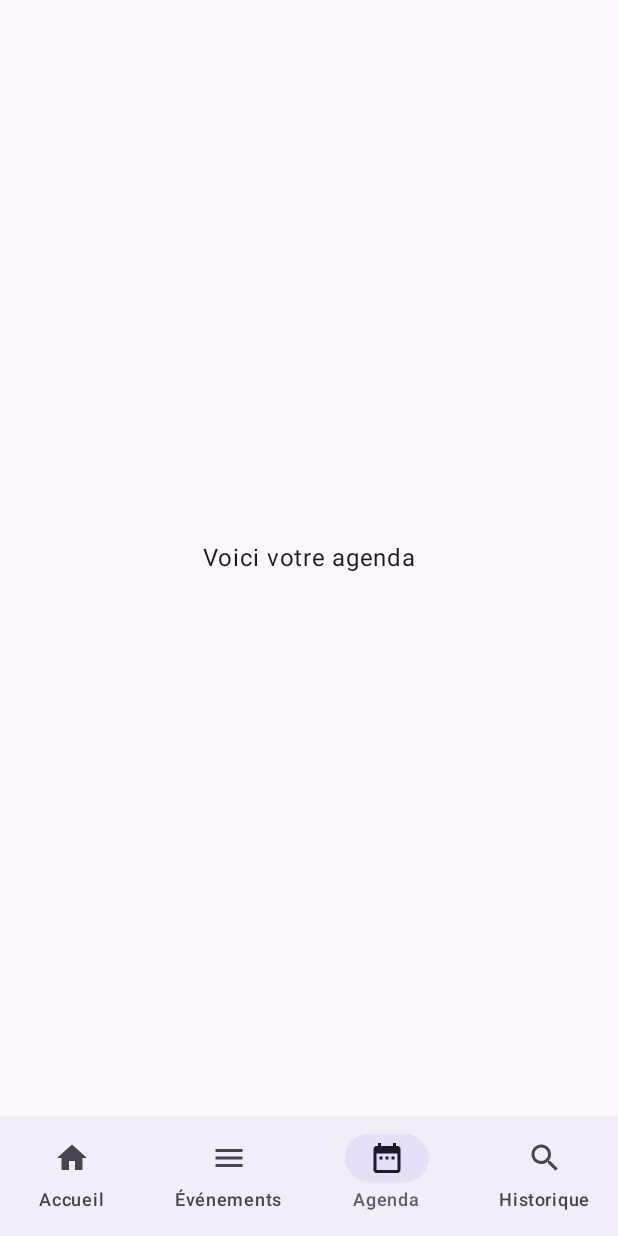
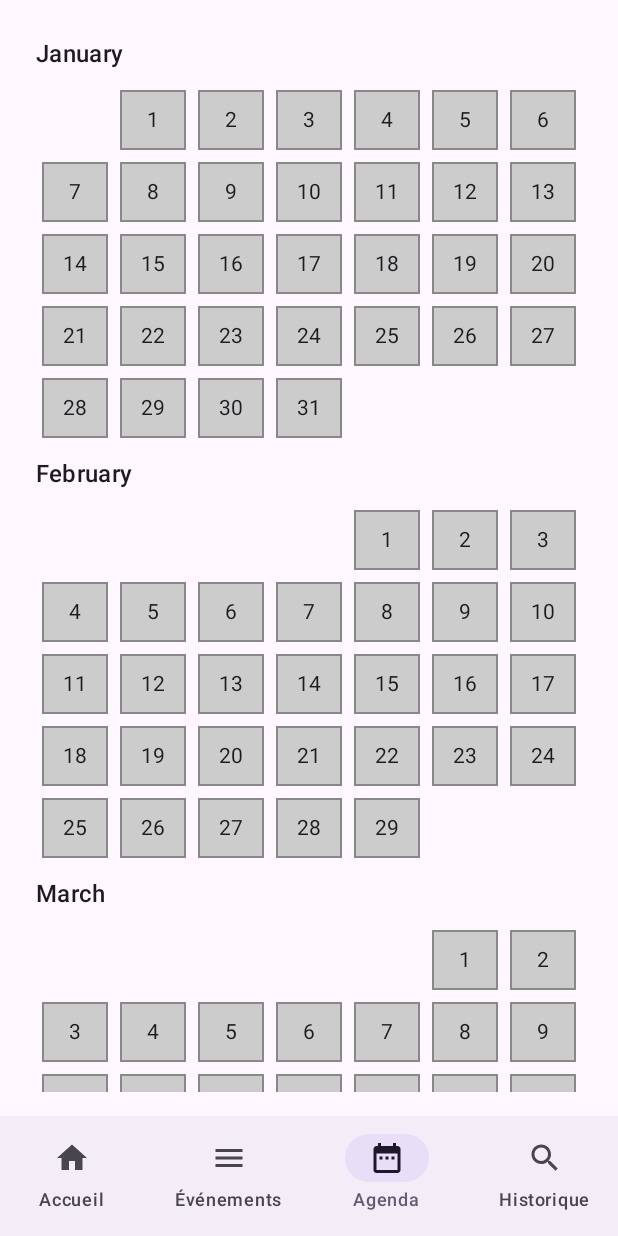
Before and after one commit to TheMisterPanda/ISENSmartCompanion, an Android app built with Jetpack Compose: the screen it shows after launch (MainActivity), item 3 of the bottom bar chosen, on a phone screen of 412 x 824 dp. Run offline under Robolectric (Android 15) with nearby library versions, the phone set to English and light mode, and no system bars; our stand-ins replace Room's generated code; libraries missing offline, so code that uses them is left out: com.google.ai.client.

Commit message:
Last Part

```diff
--- a/app/build.gradle.kts
+++ b/app/build.gradle.kts
@@ -81,4 +81,8 @@ dependencies {
 
     // Kotlin coroutines et Flow
     implementation (libs.kotlinx.coroutines.core)
+
+    implementation (libs.ui)
+    implementation (libs.androidx.material)
+    implementation (libs.ui.tooling.preview)
 }
--- a/app/src/main/java/fr/isen/beucher/isensmartcompanion/Agenda.kt
+++ b/app/src/main/java/fr/isen/beucher/isensmartcompanion/Agenda.kt
@@ -1,19 +1,131 @@
 package fr.isen.beucher.isensmartcompanion
 
-import androidx.compose.foundation.layout.Box
-import androidx.compose.foundation.layout.fillMaxSize
+import android.annotation.SuppressLint
+import androidx.compose.foundation.background
+import androidx.compose.foundation.border
+import androidx.compose.foundation.clickable
+import androidx.compose.foundation.layout.*
+import androidx.compose.foundation.lazy.grid.GridCells
+import androidx.compose.foundation.lazy.grid.LazyVerticalGrid
+import androidx.compose.foundation.lazy.grid.items
 import androidx.compose.material3.MaterialTheme
 import androidx.compose.material3.Text
-import androidx.compose.runtime.Composable
+import androidx.compose.runtime.*
 import androidx.compose.ui.Alignment
 import androidx.compose.ui.Modifier
+import androidx.compose.ui.graphics.Color
+import androidx.compose.ui.text.style.TextAlign
+import androidx.compose.ui.unit.dp
+import androidx.compose.ui.unit.sp
+import java.time.LocalDate
+import java.time.Month
+import java.time.format.DateTimeFormatter
+
+@SuppressLint("NewApi")
+@Composable
+fun Agenda() {
+    var selectedDate by remember { mutableStateOf<LocalDate?>(null) }
+
+    Column(modifier = Modifier.fillMaxSize().padding(16.dp)) {
+        selectedDate?.let {
+            Text(
+                text = "Date sélectionnée : ${it.format(DateTimeFormatter.ofPattern("dd MMMM yyyy"))}",
+                style = MaterialTheme.typography.bodyLarge,
+                modifier = Modifier.padding(bottom = 16.dp)
+            )
+        }
+
+        CalendarView { date ->
+            selectedDate = date
+        }
+    }
+}
 
 @Composable
-fun Agenda() {
+fun CalendarView(onDaySelected: (LocalDate?) -> Unit) {
+    val months = generateYear2024()
+
+    Column(modifier = Modifier.fillMaxSize()) {
+        months.forEach { (month, dates) ->
+            Text(
+                text = month,
+                style = MaterialTheme.typography.titleMedium,
+                modifier = Modifier.padding(8.dp)
+            )
+
+            LazyVerticalGrid(
+                columns = GridCells.Fixed(7), // 7 jours par semaine
+                modifier = Modifier.padding(horizontal = 8.dp)
+            ) {
+                items(dates) { date ->
+                    DayItem(date) { selectedDate ->
+                        onDaySelected(selectedDate)
+                    }
+                }
+            }
+        }
+    }
+}
+
+@SuppressLint("NewApi")
+@Composable
+fun DayItem(date: LocalDate?, onDayClick: (LocalDate?) -> Unit) {
     Box(
-        modifier = Modifier.fillMaxSize(),
+        modifier = Modifier
+            .size(48.dp) // Taille fixe pour chaque case du calendrier
+            .padding(4.dp)
+            .background(if (date != null) Color.LightGray else Color.Transparent)
+            .border(1.dp, if (date != null) Color.Gray else Color.Transparent)
+            .clickable { onDayClick(date) }, // Rendre chaque jour cliquable
         contentAlignment = Alignment.Center
     ) {
-        Text("Voici votre agenda", style = MaterialTheme.typography.bodyLarge)
+        if (date != null) {
+            Text(
+                text = date.dayOfMonth.toString(),
+                fontSize = 14.sp,
+                textAlign = TextAlign.Center
+            )
+        }
     }
 }
+
+@SuppressLint("NewApi")
+fun generateYear2024(): List<Pair<String, List<LocalDate?>>> {
+    val months = listOf(
+        Month.JANUARY to 31,
+        Month.FEBRUARY to 29,
+        Month.MARCH to 31,
+        Month.APRIL to 30,
+        Month.MAY to 31,
+        Month.JUNE to 30,
+        Month.JULY to 31,
+        Month.AUGUST to 31,
+        Month.SEPTEMBER to 30,
+        Month.OCTOBER to 31,
+        Month.NOVEMBER to 30,
+        Month.DECEMBER to 31
+    )
+
+    return months.map { (month, daysInMonth) ->
+        val firstDayOfMonth = LocalDate.of(2024, month, 1)
+        val firstDayOfWeek = firstDayOfMonth.dayOfWeek.value % 7 // 0 pour dimanche, 6 pour samedi
+        val totalCells = firstDayOfWeek + daysInMonth
+
+        val dates = mutableListOf<LocalDate?>()
+
+        // Ajouter des jours vides pour aligner le début du mois
+        repeat(firstDayOfWeek) { dates.add(null) }
+
+        // Ajouter les dates du mois
+        dates.addAll((1..daysInMonth).map { day ->
+            LocalDate.of(2024, month, day)
+        })
+
+        // Ajouter des jours vides pour aligner la fin du mois (optionnel, pour un design plus carré)
+        while (dates.size % 7 != 0) {
+            dates.add(null)
+        }
+
+        month.name.lowercase().replaceFirstChar { it.uppercase() } to dates
+    }
+}
--- a/app/src/main/java/fr/isen/beucher/isensmartcompanion/MainActivity.kt
+++ b/app/src/main/java/fr/isen/beucher/isensmartcompanion/MainActivity.kt
@@ -1,8 +1,10 @@
 package fr.isen.beucher.isensmartcompanion
 
 import android.os.Bundle
+import android.widget.Toast
 import androidx.activity.ComponentActivity
 import androidx.activity.compose.setContent
+import androidx.activity.result.contract.ActivityResultContracts
 import androidx.compose.foundation.layout.padding
 import androidx.compose.material.icons.Icons
 import androidx.compose.material.icons.filled.DateRange
--- a/gradle/libs.versions.toml
+++ b/gradle/libs.versions.toml
@@ -12,6 +12,7 @@ lifecycleRuntimeKtx = "2.8.7"
 activityCompose = "1.9.3"
 composeBom = "2024.11.00"
 lifecycleViewmodelKtx = "2.8.7"
+material = "1.7.5"
 navVersion = "2.8.4"
 roomCompiler = "2.5.0"
 roomRuntime = "2.6.1"
@@ -19,10 +20,13 @@ secretsGradlePlugin = "2.0.1"
 transportApi = "4.0.0"
 roomCommon = "2.6.1"
 roomKtx = "2.6.1"
+ui = "1.7.5"
+uiToolingPreview = "1.7.5"
 
 [libraries]
 androidx-core-ktx = { group = "androidx.core", name = "core-ktx", version.ref = "coreKtx" }
 androidx-lifecycle-viewmodel-ktx = { module = "androidx.lifecycle:lifecycle-viewmodel-ktx", version.ref = "lifecycleViewmodelKtx" }
+androidx-material = { module = "androidx.compose.material:material", version.ref = "material" }
 androidx-navigation-compose = { module = "androidx.navigation:navigation-compose", version.ref = "navVersion" }
 androidx-room-compiler = { module = "androidx.room:room-compiler", version.ref = "roomRuntime" }
 androidx-room-compiler-v250 = { module = "androidx.room:room-compiler", version.ref = "roomCompiler" }
@@ -49,6 +53,8 @@ secrets-gradle-plugin = { module = "com.google.android.libraries.mapsplatform.se
 transport-api = { group = "com.google.android.datatransport", name = "transport-api", version.ref = "transportApi" }
 androidx-room-common = { group = "androidx.room", name = "room-common", version.ref = "roomCommon" }
 androidx-room-ktx = { group = "androidx.room", name = "room-ktx", version.ref = "roomKtx" }
+ui = { module = "androidx.compose.ui:ui", version.ref = "ui" }
+ui-tooling-preview = { module = "androidx.compose.ui:ui-tooling-preview", version.ref = "uiToolingPreview" }
 
 [plugins]
 android-application = { id = "com.android.application", version.ref = "agp" }
```
Also changed, not shown: app/src/main/java/fr/isen/beucher/isensmartcompanion/Events.kt (+93 -23 lines), app/src/main/res/drawable-nodpi/ic_notification.png (added).
